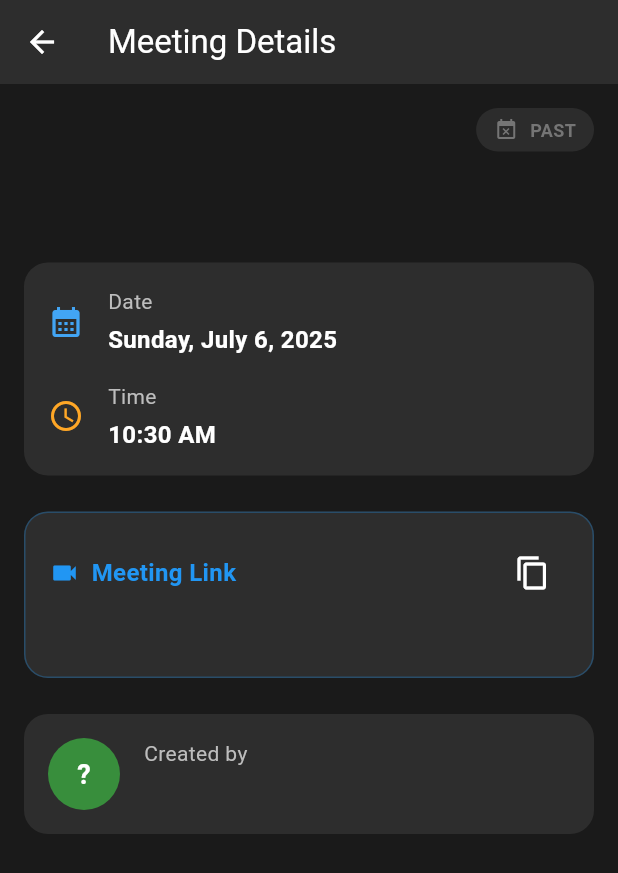
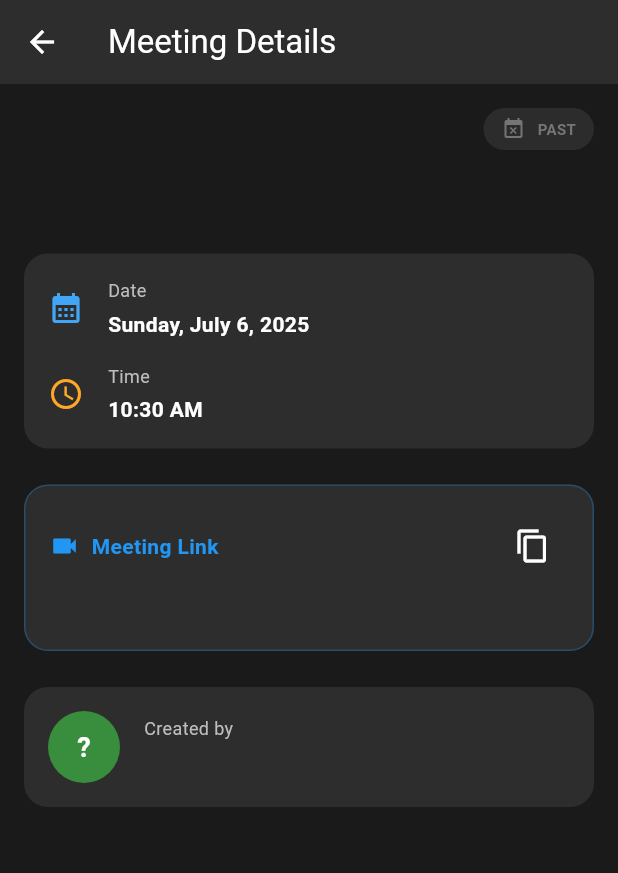
Before and after one commit to SharkyBytes/Ell-ena, a Flutter app: the MeetingDetailScreen screen opened directly with empty values, on a phone screen of 412 x 824 dp. Shown: the top 873 px of the screen. Run offline on Flutter 3.47's test engine with Material 3 defaults, Android fonts, the phone set to English and light mode, and no system bars; our stand-ins replace fl_chart, flutter_dotenv, supabase_flutter, table_calendar; accounts and stored records are empty.

Commit message:
[refactor] made the UI consitent with other services and reduced the network calls by caching with first time hit

```diff
--- a/lib/screens/meetings/meeting_detail_screen.dart
+++ b/lib/screens/meetings/meeting_detail_screen.dart
@@ -382,7 +382,7 @@ class _MeetingDetailScreenState extends State<MeetingDetailScreen> {
               _meeting!['meeting_number'] ?? 'MTG-???',
               style: TextStyle(
                 color: Colors.grey.shade400,
-                fontSize: 14,
+                fontSize: 12,
                 fontWeight: FontWeight.bold,
               ),
             ),
@@ -408,7 +408,7 @@ class _MeetingDetailScreenState extends State<MeetingDetailScreen> {
                     isUpcoming ? 'UPCOMING' : 'PAST',
                     style: TextStyle(
                       color: isUpcoming ? Colors.green.shade400 : Colors.grey.shade600,
-                      fontSize: 12,
+                      fontSize: 10,
                       fontWeight: FontWeight.bold,
                     ),
                   ),
@@ -424,7 +424,7 @@ class _MeetingDetailScreenState extends State<MeetingDetailScreen> {
           _meeting!['title'] ?? 'Untitled Meeting',
           style: const TextStyle(
             color: Colors.white,
-            fontSize: 24,
+            fontSize: 20,
             fontWeight: FontWeight.bold,
           ),
         ),
@@ -455,7 +455,7 @@ class _MeetingDetailScreenState extends State<MeetingDetailScreen> {
                           'Date',
                           style: TextStyle(
                             color: Colors.grey.shade400,
-                            fontSize: 14,
+                            fontSize: 12,
                           ),
                         ),
                         const SizedBox(height: 4),
@@ -463,7 +463,7 @@ class _MeetingDetailScreenState extends State<MeetingDetailScreen> {
                           dateFormat.format(meetingDateTime),
                           style: const TextStyle(
                             color: Colors.white,
-                            fontSize: 16,
+                            fontSize: 14,
                             fontWeight: FontWeight.bold,
                           ),
                         ),
@@ -489,7 +489,7 @@ class _MeetingDetailScreenState extends State<MeetingDetailScreen> {
                           'Time',
                           style: TextStyle(
                             color: Colors.grey.shade400,
-                            fontSize: 14,
+                            fontSize: 12,
                           ),
                         ),
                         const SizedBox(height: 4),
@@ -497,7 +497,7 @@ class _MeetingDetailScreenState extends State<MeetingDetailScreen> {
                           timeFormat.format(meetingDateTime),
                           style: const TextStyle(
                             color: Colors.white,
-                            fontSize: 16,
+                            fontSize: 14,
                             fontWeight: FontWeight.bold,
                           ),
                         ),
@@ -538,7 +538,7 @@ class _MeetingDetailScreenState extends State<MeetingDetailScreen> {
                       'Meeting Link',
                       style: TextStyle(
                         color: Colors.blue,
-                        fontSize: 16,
+                        fontSize: 14,
                         fontWeight: FontWeight.bold,
                       ),
                     ),
@@ -570,7 +570,7 @@ class _MeetingDetailScreenState extends State<MeetingDetailScreen> {
                       icon: const Icon(Icons.open_in_new, color: Colors.white),
                       label: const Text(
                         'Join Meeting',
-                        style: TextStyle(color: Colors.white),
+                        style: TextStyle(color: Colors.white, fontSize: 13),
                       ),
                       style: ElevatedButton.styleFrom(
                         backgroundColor: Colors.blue,
@@ -599,7 +599,7 @@ class _MeetingDetailScreenState extends State<MeetingDetailScreen> {
                   'Description',
                   style: TextStyle(
                     color: Colors.grey.shade400,
-                    fontSize: 16,
+                    fontSize: 14,
                     fontWeight: FontWeight.bold,
                   ),
                 ),
@@ -608,7 +608,7 @@ class _MeetingDetailScreenState extends State<MeetingDetailScreen> {
                   _meeting!['description'],
                   style: const TextStyle(
                     color: Colors.white,
-                    fontSize: 16,
+                    fontSize: 14,
                   ),
                 ),
               ],
@@ -644,7 +644,7 @@ class _MeetingDetailScreenState extends State<MeetingDetailScreen> {
                       'Meeting Transcription',
                       style: TextStyle(
                         color: Colors.purple,
-                        fontSize: 16,
+                        fontSize: 14,
                         fontWeight: FontWeight.bold,
                       ),
                     ),
@@ -691,7 +691,7 @@ class _MeetingDetailScreenState extends State<MeetingDetailScreen> {
                       'AI Summary',
                       style: TextStyle(
                         color: Colors.teal,
-                        fontSize: 16,
+                        fontSize: 14,
                         fontWeight: FontWeight.bold,
                       ),
                     ),
@@ -744,7 +744,7 @@ class _MeetingDetailScreenState extends State<MeetingDetailScreen> {
                         'Created by',
                         style: TextStyle(
                           color: Colors.grey.shade400,
-                          fontSize: 14,
+                          fontSize: 12,
                         ),
                       ),
                       const SizedBox(height: 4),
@@ -752,7 +752,7 @@ class _MeetingDetailScreenState extends State<MeetingDetailScreen> {
                         _meeting!['creator']['full_name'] ?? 'Unknown',
                         style: const TextStyle(
                           color: Colors.white,
-                          fontSize: 16,
+                          fontSize: 14,
                           fontWeight: FontWeight.bold,
                         ),
                       ),
--- a/lib/screens/meetings/meeting_screen.dart
+++ b/lib/screens/meetings/meeting_screen.dart
@@ -197,9 +197,9 @@ class _MeetingScreenState extends State<MeetingScreen> {
   }) {
     return Container(
       padding: const EdgeInsets.symmetric(horizontal: 16, vertical: 12),
-      decoration: BoxDecoration(
-        color: Colors.green.shade400.withOpacity(0.2),
-        borderRadius: const BorderRadius.only(
+      decoration: const BoxDecoration(
+        color: Color(0xFF2D2D2D),
+        borderRadius: BorderRadius.only(
           bottomLeft: Radius.circular(20),
           bottomRight: Radius.circular(20),
         ),
```
